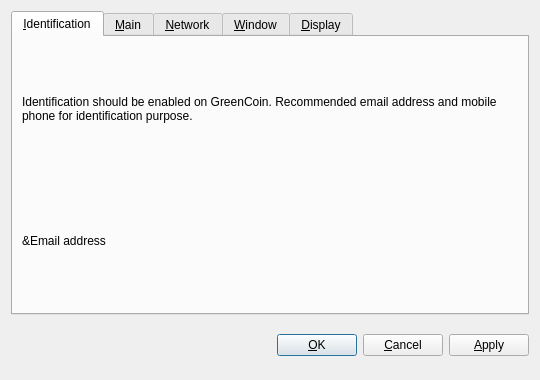
Old version of the form src/qt/forms/optionsdialog.ui in the repository nilamdoc/GreenCoinX-Identified.
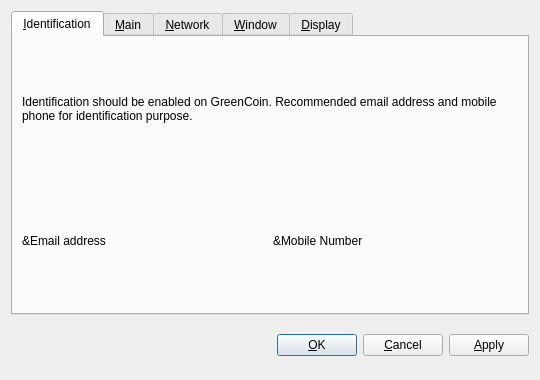
New version of the form. Custom widgets are drawn as their Qt base class.

Commit message: Identification Tab

```diff
--- a/src/qt/forms/optionsdialog.ui
+++ b/src/qt/forms/optionsdialog.ui
@@ -62,6 +62,19 @@
            </property>
           </widget>
          </item>
+									<item>
+          <widget class="QLabel" name="identificationMobileLabel">
+           <property name="text">
+            <string>&amp;Mobile Number</string>
+           </property>
+           <property name="textFormat">
+            <enum>Qt::PlainText</enum>
+           </property>
+           <property name="buddy">
+            <cstring>mobileNumber</cstring>
+           </property>
+          </widget>
+         </item>
         </layout>
        </item>
       </layout>
```
Left out of the diff: 13 changed lines with no effect on the pictures.
